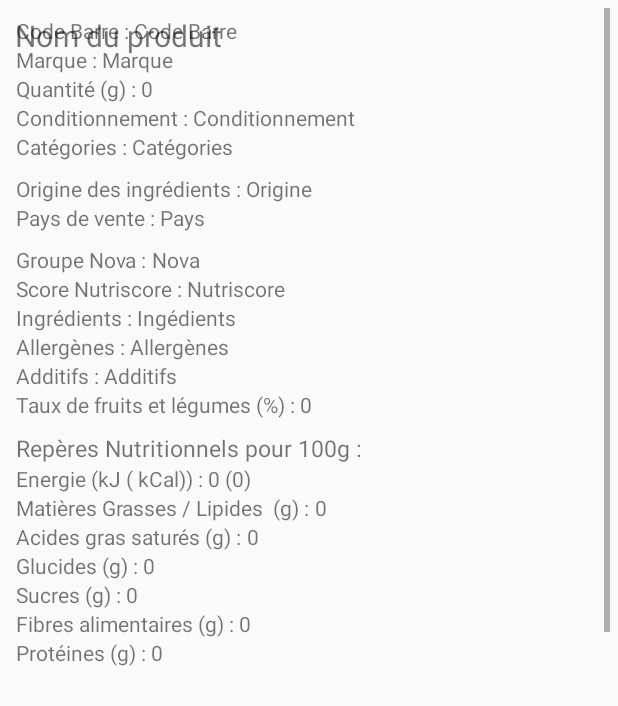
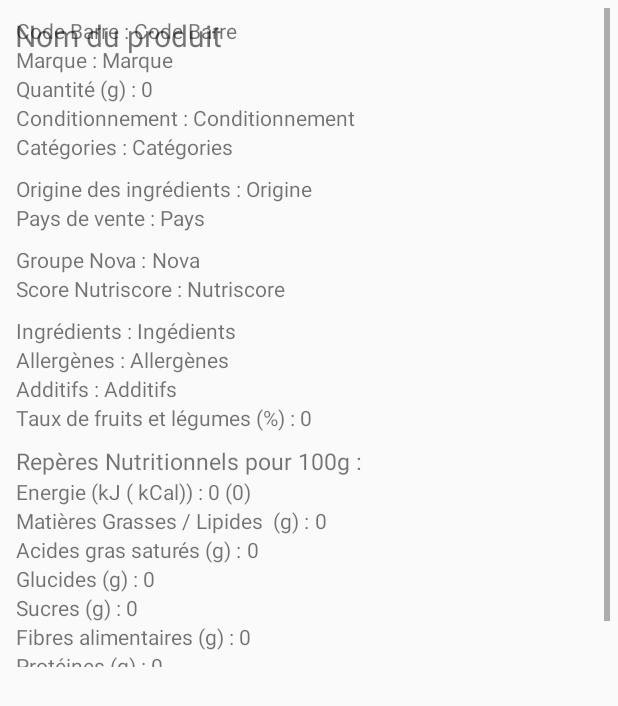
Before and after one commit to Qlecap/Buyornot, an Android app: the layout interface_consultation_produit.xml on its own in the app's theme, with its tools: preview values and no code run, on a phone screen of 412 x 824 dp. Shown: the top 706 px of the screen. Run offline under Robolectric (Android 15) with nearby library versions, the phone set to English and light mode, and no system bars.

Commit message:
modification esthetique sur l'interface de consultation d'un produit

```diff
--- a/app/src/main/res/layout/interface_consultation_produit.xml
+++ b/app/src/main/res/layout/interface_consultation_produit.xml
@@ -218,6 +218,19 @@
                     android:layout_height="wrap_content"
                     android:layout_weight="1"
                     android:text="Nutriscore" />
+            </LinearLayout>
+            <LinearLayout
+                android:layout_width="match_parent"
+                android:layout_height="wrap_content"
+                android:orientation="horizontal">
+
+                <TextView
+                    android:layout_width="match_parent"
+                    android:layout_height="wrap_content"
+                    android:text=""
+                    android:textSize="6sp" />
+
+
             </LinearLayout>
             <LinearLayout
                 android:layout_width="match_parent"
```
